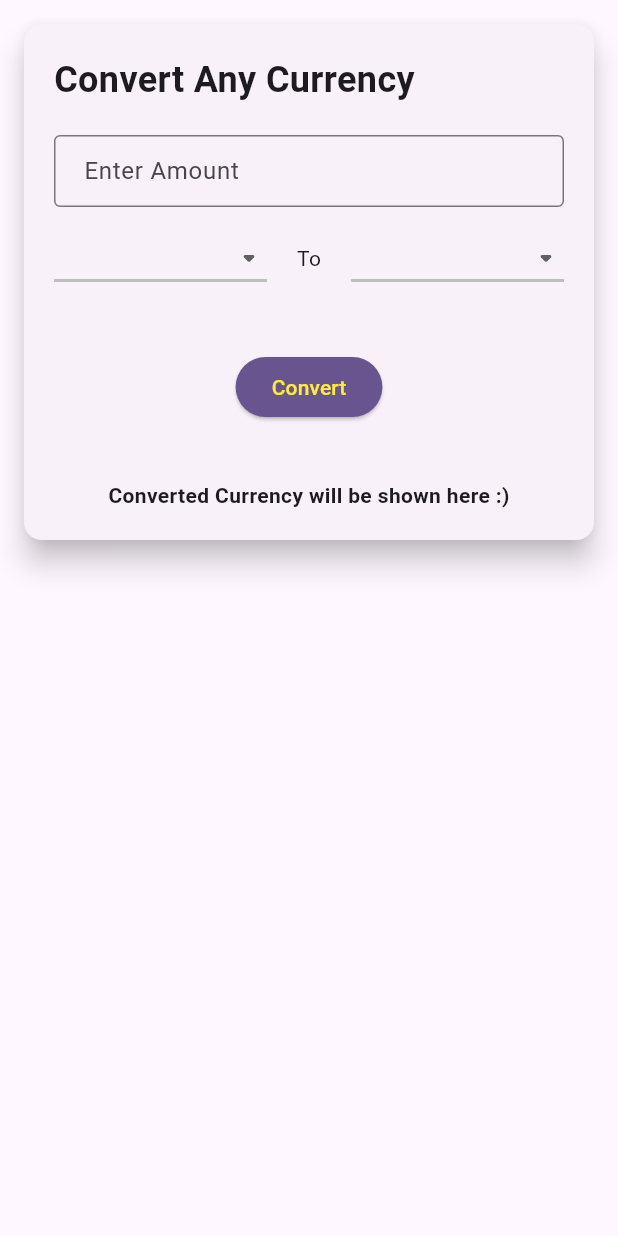
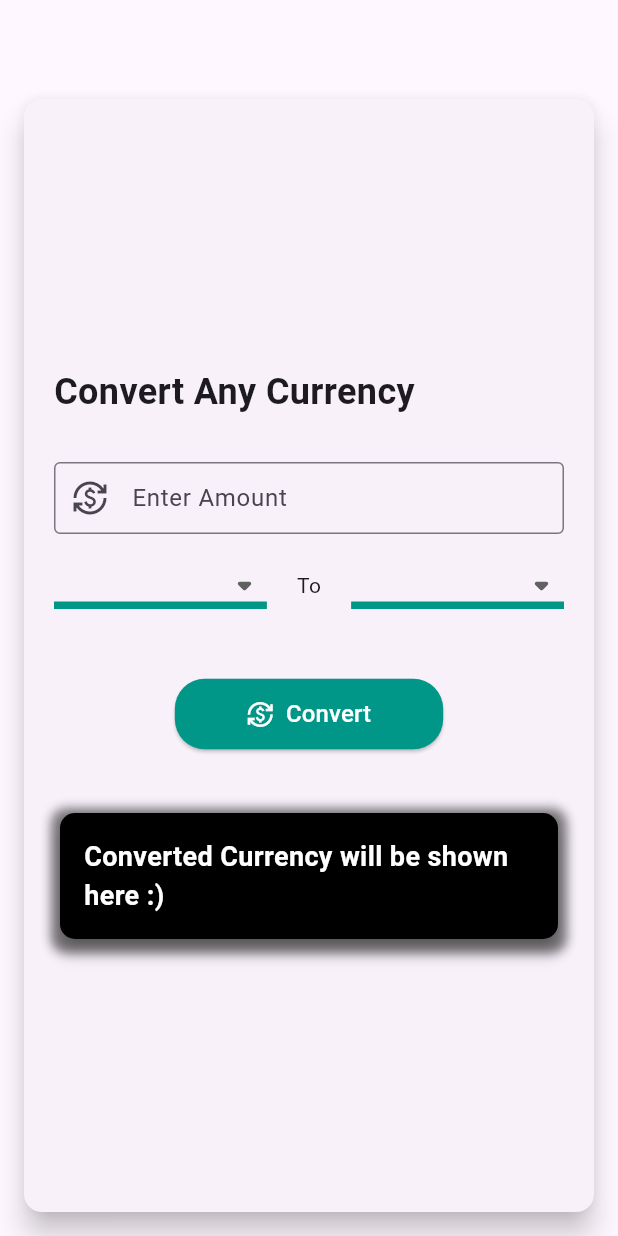
Before and after one commit to ihamzahkgithub/converter, a Flutter app: the AnyToAny widget shown alone on an empty page, opened directly with empty values, on a phone screen of 412 x 824 dp. Run offline on Flutter 3.47's test engine with Material 3 defaults, Android fonts, the phone set to English and light mode, and no system bars; network calls fail.

Commit message:
UI Updated

```diff
--- a/lib/components/any_to_any.dart
+++ b/lib/components/any_to_any.dart
@@ -19,16 +19,20 @@ class AnyToAny extends StatefulWidget {
 
 class _AnyToAnyState extends State<AnyToAny> {
   TextEditingController amountController = TextEditingController();
-  String dropdownValue1 = 'AUD';
-  String dropdownValue2 = 'AUD';
+  String dropdownValue1 = 'USD';
+  String dropdownValue2 = 'PKR';
   String answer = 'Converted Currency will be shown here :)';
 
   @override
   Widget build(BuildContext context) {
     var w = MediaQuery.of(context).size.width;
-    return Card(
+    return SafeArea(
+      child: Padding(
+        padding: const EdgeInsets.only(top: 50),
+        child: Card(
           elevation: 8,
           margin: const EdgeInsets.all(16),
+          child: Center(
             child: Container(
               padding: const EdgeInsets.all(20),
               child: Column(
@@ -39,13 +43,16 @@ class _AnyToAnyState extends State<AnyToAny> {
                     'Convert Any Currency',
                     style: TextStyle(fontWeight: FontWeight.bold, fontSize: 24),
                   ),
-            const SizedBox(height: 20),
+                  const SizedBox(height: 30),
                   TextFormField(
                     key: const ValueKey('amount'),
                     controller: amountController,
                     decoration: const InputDecoration(
+                      prefixIcon: Icon(Icons.currency_exchange_sharp),
                       hintText: 'Enter Amount',
-                border: OutlineInputBorder(),
+                      border: OutlineInputBorder(
+                        gapPadding: 4.0,
+                      ),
                       contentPadding:
                           EdgeInsets.symmetric(vertical: 12, horizontal: 16),
                     ),
@@ -58,12 +65,12 @@ class _AnyToAnyState extends State<AnyToAny> {
                         child: DropdownButton<String>(
                           value: dropdownValue1,
                           icon: const Icon(Icons.arrow_drop_down_rounded),
-                    iconSize: 24,
-                    elevation: 16,
+                          iconSize: 30,
+                          elevation: 20,
                           isExpanded: true,
                           underline: Container(
-                      height: 2,
-                      color: Colors.grey.shade400,
+                            height: 5,
+                            color: Colors.teal,
                           ),
                           onChanged: (String? newValue) {
                             setState(() {
@@ -89,12 +96,12 @@ class _AnyToAnyState extends State<AnyToAny> {
                         child: DropdownButton<String>(
                           value: dropdownValue2,
                           icon: const Icon(Icons.arrow_drop_down_rounded),
-                    iconSize: 24,
-                    elevation: 16,
+                          iconSize: 30,
+                          elevation: 20,
                           isExpanded: true,
                           underline: Container(
-                      height: 2,
-                      color: Colors.grey.shade400,
+                            height: 5,
+                            color: Colors.teal,
                           ),
                           onChanged: (String? newValue) {
                             setState(() {
@@ -125,36 +132,89 @@ class _AnyToAnyState extends State<AnyToAny> {
                                   ' ' +
                                   dropdownValue1 +
                                   ' ' +
-                          convertany(widget.rates, amountController.text,
-                              dropdownValue1, dropdownValue2) +
+                                  convertany(
+                                      widget.rates,
+                                      amountController.text,
+                                      dropdownValue1,
+                                      dropdownValue2) +
                                   ' ' +
                                   dropdownValue2;
 
                               widget.onAnswerChanged(answer);
                             });
                           },
-                  child: Text(
-                    'Convert',
-                    style: TextStyle(color: Colors.yellow),
-                  ),
                           style: ButtonStyle(
-                    backgroundColor: MaterialStateProperty.all(
-                        Theme.of(context).primaryColor),
+                            backgroundColor: MaterialStateProperty.all(Colors
+                                .teal), // Replace with your desired background color
+                            shape: MaterialStateProperty.all<
+                                RoundedRectangleBorder>(
+                              RoundedRectangleBorder(
+                                borderRadius: BorderRadius.circular(
+                                    20.0), // Adjust the border radius
                               ),
                             ),
                           ),
+                          child: const Padding(
+                            padding: EdgeInsets.symmetric(
+                                vertical: 12, horizontal: 24),
+                            child: Row(
+                              mainAxisSize: MainAxisSize.min,
+                              mainAxisAlignment: MainAxisAlignment.center,
+                              children: [
+                                Icon(Icons.currency_exchange,
+                                    color: Colors
+                                        .white), // Replace with your desired icon
+                                SizedBox(width: 8),
+                                Text(
+                                  'Convert',
+                                  style: TextStyle(
+                                      color: Colors.white, fontSize: 16),
+                                ),
+                              ],
+                            ),
+                          ),
+                        )),
                   ),
                   const SizedBox(width: 10),
                   const SizedBox(height: 30),
                   Center(
                     child: Container(
+                      decoration: BoxDecoration(
+                        borderRadius: BorderRadius.circular(10),
+                        boxShadow: [
+                          BoxShadow(
+                            color: Colors.black.withOpacity(0.5),
+                            spreadRadius: 2,
+                            blurRadius: 5,
+                            offset: const Offset(0, 3),
+                          ),
+                        ],
+                      ),
+                      child: Card(
+                        color: Colors.black,
+                        elevation:
+                            5, // Set the elevation to 0 to use the container's shadow
+                        shape: RoundedRectangleBorder(
+                          borderRadius: BorderRadius.circular(10),
+                        ),
+                        child: Padding(
+                          padding: const EdgeInsets.all(16),
                           child: Text(
                             answer,
-                  style: const TextStyle(fontWeight: FontWeight.bold),
+                            style: TextStyle(
+                              fontWeight: FontWeight.bold,
+                              fontSize: 18,
+                              color: Colors.white,
                             ),
                           ),
                         ),
+                      ),
+                    ),
+                  )
                 ],
+              ),
+            ),
+          ),
         ),
       ),
     );
--- /dev/null
+++ b/lib/views/bottom_navbar.dart
@@ -0,0 +1,47 @@
+import 'package:flutter/material.dart';
+import 'package:intl/intl.dart';
+
+class CustomBottomNavigationBar extends StatelessWidget {
+  final String convertedCurrency;
+
+  CustomBottomNavigationBar({required this.convertedCurrency});
+
+  @override
+  Widget build(BuildContext context) {
+    return Container(
+      height: 100,
+      color: Colors.teal,
+      padding: const EdgeInsets.all(10),
+      child: Column(
+        children: [
+          Text(
+            'Date:  ${DateFormat('dd/MM/yyyy hh:mm').format(DateTime.now())}',
+            textAlign: TextAlign.center,
+            style: TextStyle(color: Colors.white),
+          ),
+          const SizedBox(),
+          Card(
+            color: Colors.black, // Set your desired background color
+            elevation: 10, // Add some elevation for a subtle shadow effect
+            shape: RoundedRectangleBorder(
+              borderRadius:
+                  BorderRadius.circular(10), // Round the corners of the card
+            ),
+            child: Padding(
+              padding: const EdgeInsets.all(10), // Add padding for spacing
+              child: Text(
+                '$convertedCurrency',
+                textAlign: TextAlign.center,
+                style: TextStyle(
+                  fontWeight: FontWeight.bold,
+                  color: Colors.white, // Set text color
+                  fontSize: 14, // Adjust font size
+                ),
+              ),
+            ),
+          )
+        ],
+      ),
+    );
+  }
+}
--- a/lib/views/home_screen.dart
+++ b/lib/views/home_screen.dart
@@ -1,8 +1,8 @@
 import 'package:flutter/material.dart';
-import 'package:intl/intl.dart';
 import '../Components/any_to_any.dart';
 import '../Models/fetch_rates.dart';
 import '../Models/rates_model.dart';
+import 'bottom_navbar.dart';
 
 class HomeScreen extends StatefulWidget {
   const HomeScreen({Key? key}) : super(key: key);
@@ -33,7 +33,7 @@ class _HomeScreenState extends State<HomeScreen> {
 
     return Scaffold(
       appBar: AppBar(
-        backgroundColor: Colors.black,
+        backgroundColor: Colors.teal,
         title: const Text(
           'Currency Converter',
           style: TextStyle(color: Colors.white, fontWeight: FontWeight.bold),
@@ -90,33 +90,3 @@ class _HomeScreenState extends State<HomeScreen> {
     );
   }
 }
-
-class CustomBottomNavigationBar extends StatelessWidget {
-  final String convertedCurrency;
-
-  CustomBottomNavigationBar({required this.convertedCurrency});
-
-  @override
-  Widget build(BuildContext context) {
-    return Container(
-      height: 100,
-      color: Colors.grey,
-      padding: const EdgeInsets.all(10),
-      child: Column(
-        children: [
-          Text(
-            '${DateFormat('dd/MM/yyyy hh:mm').format(DateTime.now())}',
-            textAlign: TextAlign.center,
-            style: TextStyle(color: Colors.white),
-          ),
-          const SizedBox(),
-          Text(
-            '  $convertedCurrency',
-            textAlign: TextAlign.center,
-            style: const TextStyle(fontWeight: FontWeight.bold),
-          ),
-        ],
-      ),
-    );
-  }
-}
--- a/pubspec.yaml
+++ b/pubspec.yaml
@@ -37,6 +37,8 @@ dependencies:
   cupertino_icons: ^1.0.2
   http: ^1.1.2
   intl: ^0.19.0
+  dropdown_search: ^5.0.6
+  autocomplete_textfield: ^2.0.1
 
 dev_dependencies:
   flutter_test:
```
Also changed, not shown: pubspec.lock. Lines whose indentation alone changed are shown as unchanged.
